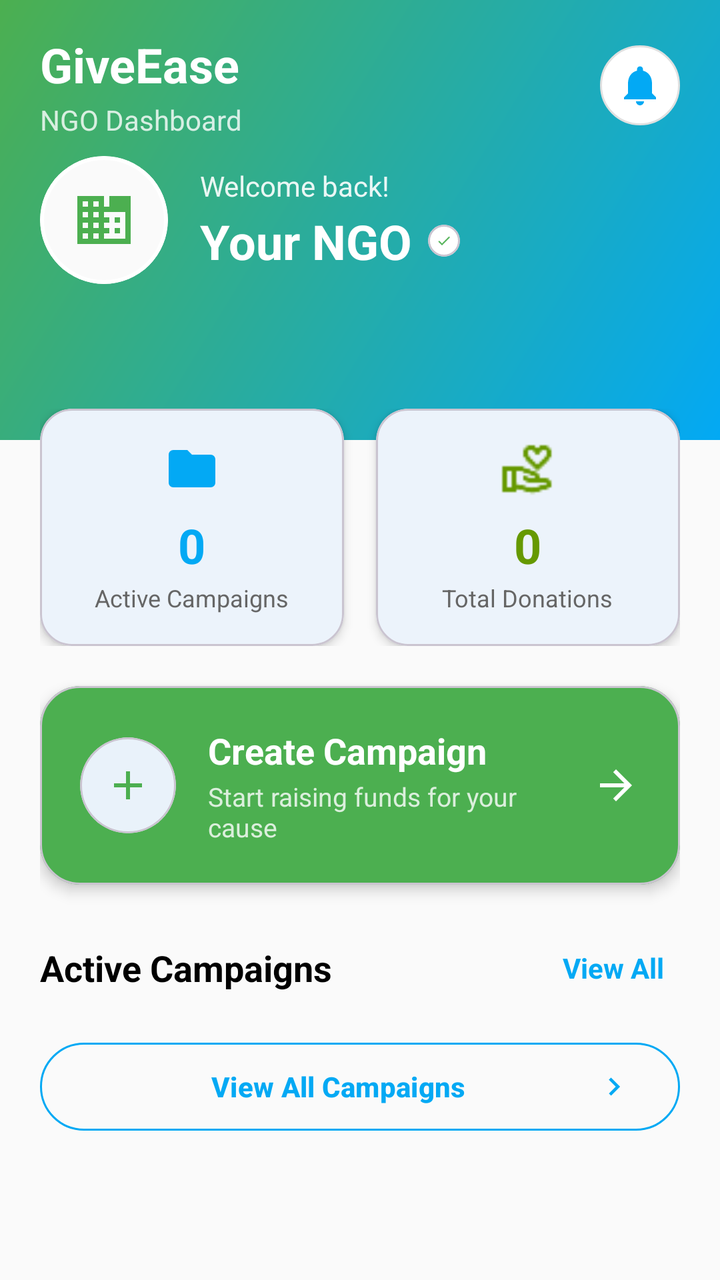
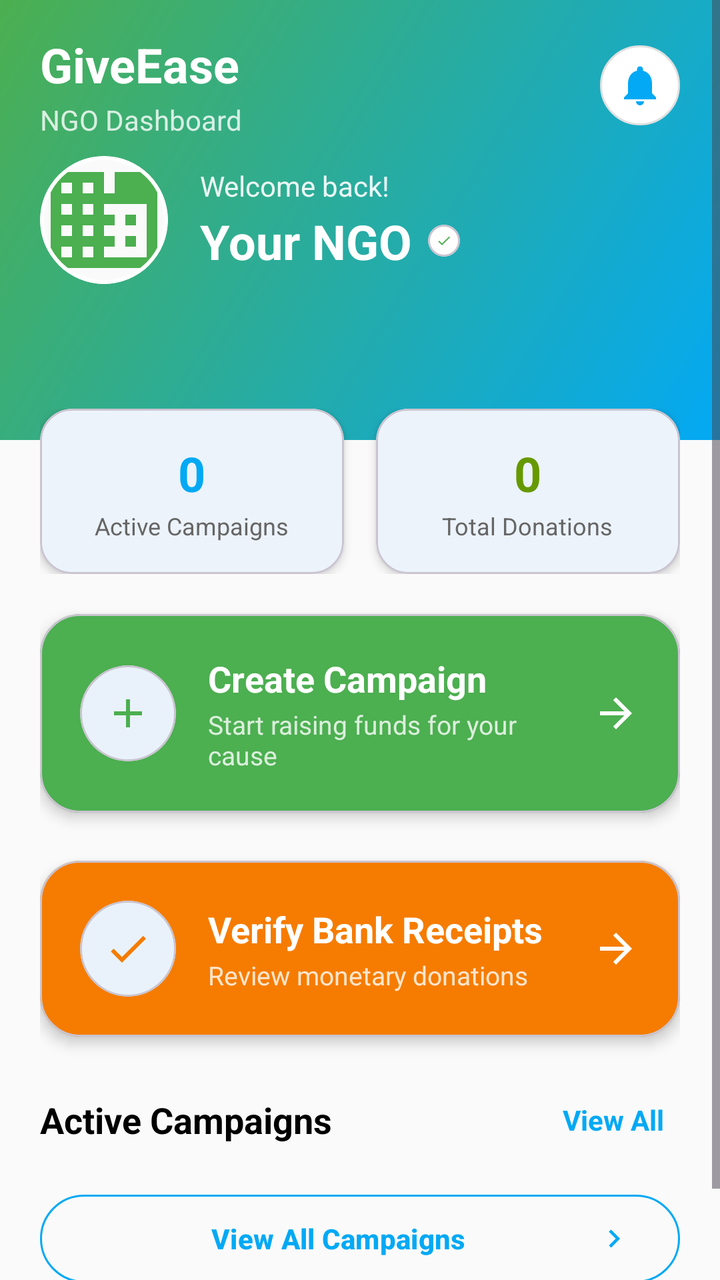

The first picture is an Android layout as it rendered before a commit; the second is the same layout after the commit. The layout source and the unified diff follow.
<!-- AndroidManifest.xml: application theme Theme.GiveEase -->
<!-- res/layout/fragment_ngo_home.xml -->
<?xml version="1.0" encoding="utf-8"?>
<ScrollView xmlns:android="http://schemas.android.com/apk/res/android"
    xmlns:app="http://schemas.android.com/apk/res-auto"
    android:id="@+id/scroll_view"
    android:layout_width="match_parent"
    android:layout_height="match_parent"
    android:background="@color/background"
    android:fillViewport="true">

    <LinearLayout
        android:layout_width="match_parent"
        android:layout_height="wrap_content"
        android:orientation="vertical">

        
        <RelativeLayout
            android:layout_width="match_parent"
            android:layout_height="220dp"
            android:background="@drawable/home_header_gradient">

            <LinearLayout
                android:layout_width="match_parent"
                android:layout_height="wrap_content"
                android:orientation="horizontal"
                android:gravity="center_vertical"
                android:paddingHorizontal="20dp"
                android:paddingTop="16dp"
                android:layout_alignParentTop="true">

                <LinearLayout
                    android:layout_width="0dp"
                    android:layout_weight="1"
                    android:layout_height="wrap_content"
                    android:orientation="vertical">

                    <TextView
                        android:id="@+id/tvAppTitle"
                        android:layout_width="wrap_content"
                        android:layout_height="wrap_content"
                        android:text="GiveEase"
                        android:textSize="24sp"
                        android:textStyle="bold"
                        android:textColor="@android:color/white" />

                    <TextView
                        android:layout_width="wrap_content"
                        android:layout_height="wrap_content"
                        android:text="NGO Dashboard"
                        android:textSize="14sp"
                        android:textColor="@android:color/white"
                        android:alpha="0.8"
                        android:layout_marginTop="2dp" />

                </LinearLayout>

                <ImageView
                    android:id="@+id/ivNotifications"
                    android:layout_width="40dp"
                    android:layout_height="40dp"
                    android:src="@drawable/ic_receive_notifications"
                    android:background="@drawable/circle_white_bg"
                    android:padding="8dp"
                    app:tint="@color/secondary" />
            </LinearLayout>

            
            <LinearLayout
                android:layout_width="match_parent"
                android:layout_height="wrap_content"
                android:orientation="horizontal"
                android:layout_centerInParent="true"
                android:paddingHorizontal="20dp"
                android:gravity="center_vertical"
                android:layout_marginTop="20dp">

                <com.google.android.material.card.MaterialCardView
                    android:layout_width="64dp"
                    android:layout_height="64dp"
                    app:cardCornerRadius="32dp"
                    app:cardElevation="0dp"
                    app:strokeWidth="2dp"
                    app:strokeColor="@android:color/white"
                    app:cardBackgroundColor="@color/background">

                    <ImageView
                        android:layout_width="32dp"
                        android:layout_height="32dp"
                        android:layout_gravity="center"
                        android:src="@drawable/ic_ngo"
                        app:tint="@color/primary" />
                </com.google.android.material.card.MaterialCardView>

                <LinearLayout
                    android:layout_width="0dp"
                    android:layout_weight="1"
                    android:layout_height="wrap_content"
                    android:orientation="vertical"
                    android:layout_marginStart="16dp">

                    <TextView
                        android:layout_width="wrap_content"
                        android:layout_height="wrap_content"
                        android:text="Welcome back!"
                        android:textSize="14sp"
                        android:textColor="@android:color/white"
                        android:alpha="0.9" />

                    <LinearLayout
                        android:layout_width="wrap_content"
                        android:layout_height="wrap_content"
                        android:orientation="horizontal"
                        android:gravity="center_vertical"
                        android:layout_marginTop="2dp">

                        <TextView
                            android:id="@+id/tvNgoName"
                            android:layout_width="wrap_content"
                            android:layout_height="wrap_content"
                            android:text="Your NGO"
                            android:textSize="24sp"
                            android:textStyle="bold"
                            android:textColor="@android:color/white" />

                        <com.google.android.material.card.MaterialCardView
                            android:layout_width="16dp"
                            android:layout_height="16dp"
                            app:cardCornerRadius="8dp"
                            app:cardBackgroundColor="@android:color/white"
                            android:layout_marginStart="8dp"
                            app:cardElevation="0dp">

                            <ImageView
                                android:layout_width="8dp"
                                android:layout_height="8dp"
                                android:layout_gravity="center"
                                android:src="@drawable/ic_verified"
                                app:tint="@color/primary" />
                        </com.google.android.material.card.MaterialCardView>
                    </LinearLayout>
                </LinearLayout>
            </LinearLayout>
        </RelativeLayout>

        
        <LinearLayout
            android:layout_width="match_parent"
            android:layout_height="wrap_content"
            android:orientation="vertical"
            android:padding="20dp"
            android:layout_marginTop="-36dp">

            
            <LinearLayout
                android:layout_width="match_parent"
                android:layout_height="wrap_content"
                android:orientation="horizontal"
                android:layout_marginBottom="20dp"
                android:weightSum="2">

                
                <com.google.android.material.card.MaterialCardView
                    android:layout_width="0dp"
                    android:layout_weight="1"
                    android:layout_height="match_parent"
                    app:cardCornerRadius="16dp"
                    app:cardElevation="3dp"
                    app:cardBackgroundColor="@android:color/white"
                    android:layout_marginEnd="8dp">

                    <LinearLayout
                        android:layout_width="match_parent"
                        android:layout_height="match_parent"
                        android:orientation="vertical"
                        android:padding="16dp"
                        android:gravity="center">

                        <ImageView
                            android:layout_width="28dp"
                            android:layout_height="28dp"
                            android:src="@drawable/ic_folder"
                            app:tint="@color/secondary"
                            android:layout_marginBottom="8dp" />

                        <TextView
                            android:id="@+id/tvActiveCampaigns"
                            android:layout_width="wrap_content"
                            android:layout_height="wrap_content"
                            android:text="0"
                            android:textSize="24sp"
                            android:textStyle="bold"
                            android:textColor="@color/secondary" />

                        <TextView
                            android:layout_width="wrap_content"
                            android:layout_height="wrap_content"
                            android:text="Active Campaigns"
                            android:textSize="12sp"
                            android:textColor="#666666"
                            android:layout_marginTop="2dp" />
                    </LinearLayout>
                </com.google.android.material.card.MaterialCardView>

                
                <com.google.android.material.card.MaterialCardView
                    android:layout_width="0dp"
                    android:layout_weight="1"
                    android:layout_height="match_parent"
                    app:cardCornerRadius="16dp"
                    app:cardElevation="3dp"
                    app:cardBackgroundColor="@android:color/white"
                    android:layout_marginStart="8dp">

                    <LinearLayout
                        android:layout_width="match_parent"
                        android:layout_height="match_parent"
                        android:orientation="vertical"
                        android:padding="16dp"
                        android:gravity="center">

                        <ImageView
                            android:layout_width="28dp"
                            android:layout_height="28dp"
                            android:src="@drawable/ic_donation"
                            app:tint="@android:color/holo_green_dark"
                            android:layout_marginBottom="8dp" />

                        <TextView
                            android:id="@+id/tvTotalDonations"
                            android:layout_width="wrap_content"
                            android:layout_height="wrap_content"
                            android:text="0"
                            android:textSize="24sp"
                            android:textStyle="bold"
                            android:textColor="@android:color/holo_green_dark" />

                        <TextView
                            android:layout_width="wrap_content"
                            android:layout_height="wrap_content"
                            android:text="Total Donations"
                            android:textSize="12sp"
                            android:textColor="#666666"
                            android:layout_marginTop="2dp" />
                    </LinearLayout>
                </com.google.android.material.card.MaterialCardView>
            </LinearLayout>

            
            <com.google.android.material.card.MaterialCardView
                android:id="@+id/btnCreateNewCampaign"
                android:layout_width="match_parent"
                android:layout_height="wrap_content"
                app:cardCornerRadius="20dp"
                app:cardElevation="4dp"
                android:layout_marginBottom="24dp"
                android:clickable="true"
                android:focusable="true"
                app:cardBackgroundColor="@color/primary">

                <LinearLayout
                    android:layout_width="match_parent"
                    android:layout_height="wrap_content"
                    android:orientation="horizontal"
                    android:padding="20dp"
                    android:gravity="center_vertical"
                    android:background="?android:attr/selectableItemBackground">

                    <com.google.android.material.card.MaterialCardView
                        android:layout_width="48dp"
                        android:layout_height="48dp"
                        app:cardCornerRadius="24dp"
                        app:cardElevation="0dp"
                        app:cardBackgroundColor="@android:color/white">

                        <ImageView
                            android:layout_width="24dp"
                            android:layout_height="24dp"
                            android:layout_gravity="center"
                            android:src="@drawable/ic_add_campaign"
                            app:tint="@color/primary" />
                    </com.google.android.material.card.MaterialCardView>

                    <LinearLayout
                        android:layout_width="0dp"
                        android:layout_weight="1"
                        android:layout_height="wrap_content"
                        android:orientation="vertical"
                        android:layout_marginStart="16dp">

                        <TextView
                            android:layout_width="wrap_content"
                            android:layout_height="wrap_content"
                            android:text="Create Campaign"
                            android:textSize="18sp"
                            android:textStyle="bold"
                            android:textColor="@android:color/white" />

                        <TextView
                            android:layout_width="wrap_content"
                            android:layout_height="wrap_content"
                            android:text="Start raising funds for your cause"
                            android:textSize="13sp"
                            android:textColor="@android:color/white"
                            android:alpha="0.8"
                            android:layout_marginTop="2dp" />
                    </LinearLayout>

                    <ImageView
                        android:layout_width="24dp"
                        android:layout_height="24dp"
                        android:src="@drawable/ic_arrow_forward"
                        app:tint="@android:color/white" />
                </LinearLayout>
            </com.google.android.material.card.MaterialCardView>

            
            <LinearLayout
                android:layout_width="match_parent"
                android:layout_height="wrap_content"
                android:orientation="horizontal"
                android:gravity="center_vertical"
                android:layout_marginBottom="16dp">

                <TextView
                    android:layout_width="0dp"
                    android:layout_weight="1"
                    android:layout_height="wrap_content"
                    android:text="Active Campaigns"
                    android:textSize="18sp"
                    android:textStyle="bold"
                    android:textColor="@android:color/black" />

                <TextView
                    android:id="@+id/tvViewAllCampaigns"
                    android:layout_width="wrap_content"
                    android:layout_height="wrap_content"
                    android:text="View All"
                    android:textSize="14sp"
                    android:textColor="@color/secondary"
                    android:textStyle="bold"
                    android:clickable="true"
                    android:focusable="true"
                    android:background="?attr/selectableItemBackground"
                    android:padding="8dp" />
            </LinearLayout>

            
            <com.google.android.material.card.MaterialCardView
                android:id="@+id/cardRecentCampaign"
                android:layout_width="match_parent"
                android:layout_height="wrap_content"
                app:cardCornerRadius="16dp"
                app:cardElevation="2dp"
                app:cardBackgroundColor="@android:color/white"
                android:layout_marginBottom="16dp"
                android:visibility="gone">

                <LinearLayout
                    android:layout_width="match_parent"
                    android:layout_height="wrap_content"
                    android:orientation="vertical"
                    android:padding="20dp">

                    <LinearLayout
                        android:layout_width="match_parent"
                        android:layout_height="wrap_content"
                        android:orientation="horizontal"
                        android:gravity="center_vertical"
                        android:layout_marginBottom="16dp">

                        <LinearLayout
                            android:layout_width="0dp"
                            android:layout_weight="1"
                            android:layout_height="wrap_content"
                            android:orientation="vertical">

                            <TextView
                                android:id="@+id/tvCampaignTitle"
                                android:layout_width="wrap_content"
                                android:layout_height="wrap_content"
                                android:text="Campaign Title"
                                android:textSize="16sp"
                                android:textStyle="bold"
                                android:textColor="@android:color/black" />

                            <TextView
                                android:id="@+id/tvCampaignDescription"
                                android:layout_width="wrap_content"
                                android:layout_height="wrap_content"
                                android:text="Campaign description"
                                android:textSize="14sp"
                                android:textColor="#666666"
                                android:layout_marginTop="4dp" />
                        </LinearLayout>

                        <com.google.android.material.card.MaterialCardView
                            android:id="@+id/cardCampaignStatus"
                            android:layout_width="wrap_content"
                            android:layout_height="wrap_content"
                            app:cardCornerRadius="12dp"
                            app:cardElevation="0dp"
                            app:cardBackgroundColor="#E8F5E9">

                            <TextView
                                android:id="@+id/tvCampaignStatus"
                                android:layout_width="wrap_content"
                                android:layout_height="wrap_content"
                                android:text="Active"
                                android:textSize="12sp"
                                android:textStyle="bold"
                                android:textColor="#2E7D32"
                                android:paddingHorizontal="12dp"
                                android:paddingVertical="6dp" />
                        </com.google.android.material.card.MaterialCardView>
                    </LinearLayout>

                    
                    <LinearLayout
                        android:layout_width="match_parent"
                        android:layout_height="wrap_content"
                        android:orientation="horizontal"
                        android:gravity="center_vertical"
                        android:layout_marginBottom="8dp">

                        <TextView
                            android:id="@+id/tvCampaignRaised"
                            android:layout_width="wrap_content"
                            android:layout_height="wrap_content"
                            android:text="0 Items"
                            android:textSize="18sp"
                            android:textStyle="bold"
                            android:textColor="@color/secondary" />

                        <TextView
                            android:id="@+id/tvCampaignTarget"
                            android:layout_width="wrap_content"
                            android:layout_height="wrap_content"
                            android:text=" of 0 Items"
                            android:textSize="14sp"
                            android:textColor="#999999" />

                        <View
                            android:layout_width="0dp"
                            android:layout_weight="1"
                            android:layout_height="1dp" />

                        <TextView
                            android:id="@+id/tvCampaignProgress"
                            android:layout_width="wrap_content"
                            android:layout_height="wrap_content"
                            android:text="0% complete"
                            android:textSize="12sp"
                            android:textStyle="bold"
                            android:textColor="@android:color/holo_green_dark" />
                    </LinearLayout>

                    
                    <ProgressBar
                        android:id="@+id/progressCampaign"
                        style="?android:attr/progressBarStyleHorizontal"
                        android:layout_width="match_parent"
                        android:layout_height="8dp"
                        android:progress="0"
                        android:progressDrawable="@drawable/rounded_progress_bar" />
                </LinearLayout>
            </com.google.android.material.card.MaterialCardView>

            
            <com.google.android.material.button.MaterialButton
                android:id="@+id/btnViewAllCampaigns"
                android:layout_width="match_parent"
                android:layout_height="52dp"
                android:layout_marginBottom="24dp"
                android:text="View All Campaigns"
                android:textSize="14sp"
                android:textStyle="bold"
                app:cornerRadius="26dp"
                style="@style/Widget.Material3.Button.OutlinedButton"
                app:strokeColor="@color/secondary"
                android:textColor="@color/secondary"
                app:icon="@drawable/ic_arrow_right"
                app:iconTint="@color/secondary"
                app:iconGravity="end" />

        </LinearLayout>
    </LinearLayout>
</ScrollView>
<!-- resources referenced by this layout -->
<resources>
  <color name="background">#FAFAFA</color>
  <color name="primary">#4CAF50</color>
  <color name="secondary">#03A9F4</color>
  <!-- drawable circle_white_bg (drawable) -->
  <shape xmlns:android="http://schemas.android.com/apk/res/android"
      android:shape="oval">
      <solid android:color="@android:color/white" />
      <stroke android:width="1dp" android:color="#E0E0E0" />
  </shape>
  <!-- drawable home_header_gradient (drawable) -->
  <shape xmlns:android="http://schemas.android.com/apk/res/android">
      <gradient
          android:angle="135"
          android:startColor="@color/secondary"
          android:endColor="@color/primary"
          android:type="linear" />
  </shape>
  <!-- drawable ic_add_campaign (drawable) -->
  <vector xmlns:android="http://schemas.android.com/apk/res/android"
      android:width="24dp"
      android:height="24dp"
      android:viewportWidth="24"
      android:viewportHeight="24">
      <path
          android:fillColor="#FF000000"
          android:pathData="M19,13h-6v6h-2v-6H5v-2h6V5h2v6h6v2z"/>
  </vector>
  <!-- drawable ic_arrow_forward (drawable) -->
  <vector xmlns:android="http://schemas.android.com/apk/res/android"
      android:width="24dp"
      android:height="24dp"
      android:viewportWidth="24"
      android:viewportHeight="24">
      <path
          android:fillColor="#FF000000"
          android:pathData="M12,4l-1.41,1.41L16.17,11H4v2h12.17l-5.58,5.59L12,20l8,-8z"/>
  </vector>
  <!-- drawable ic_arrow_right (drawable) -->
  <vector xmlns:android="http://schemas.android.com/apk/res/android"
      android:width="24dp"
      android:height="24dp"
      android:viewportWidth="24"
      android:viewportHeight="24">
      <path
          android:fillColor="#FF000000"
          android:pathData="M8.59,16.59L13.17,12L8.59,7.41L10,6l6,6l-6,6z"/>
  </vector>
  <!-- drawable ic_donation: png bitmap (drawable, 513 bytes) -->
  <!-- drawable ic_folder (drawable) -->
  <vector xmlns:android="http://schemas.android.com/apk/res/android"
      android:width="24dp"
      android:height="24dp"
      android:viewportWidth="24"
      android:viewportHeight="24">
      <path
          android:fillColor="#FF000000"
          android:pathData="M10,4H4c-1.1,0 -1.99,0.9 -1.99,2L2,18c0,1.1 0.9,2 2,2h16c1.1,0 2,-0.9 2,-2V8c0,-1.1 -0.9,-2 -2,-2h-8l-2,-2z"/>
  </vector>
  <!-- drawable ic_ngo (drawable) -->
  <vector xmlns:android="http://schemas.android.com/apk/res/android"
      android:width="24dp"
      android:height="24dp"
      android:viewportWidth="24"
      android:viewportHeight="24">
      <path
          android:fillColor="#FF000000"
          android:pathData="M12,7L12,3L2,3v18h20L22,3h-8v4h-2zM6,19L4,19v-2h2v2zM6,15L4,15v-2h2v2zM6,11L4,11L4,9h2v2zM6,7L4,7L4,5h2v2zM10,19L8,19v-2h2v2zM10,15L8,15v-2h2v2zM10,11L8,11L8,9h2v2zM10,7L8,7L8,5h2v2zM20,19h-8v-2h2v-2h-2v-2h2v-2h-2L12,9h8v10zM18,11h-2v2h2v-2zM18,15h-2v2h2v-2z"/>
  </vector>
  <!-- drawable ic_receive_notifications (drawable) -->
  <vector xmlns:android="http://schemas.android.com/apk/res/android"
      android:width="24dp"
      android:height="24dp"
      android:viewportWidth="24"
      android:viewportHeight="24">
      <path
          android:fillColor="#FF000000"
          android:pathData="M12,22c1.1,0 2,-0.9 2,-2h-4c0,1.1 0.89,2 2,2zM18,16v-5c0,-3.07 -1.64,-5.64 -4.5,-6.32V4c0,-0.83 -0.67,-1.5 -1.5,-1.5s-1.5,0.67 -1.5,1.5v0.68C7.63,5.36 6,7.92 6,11v5l-2,2v1h16v-1l-2,-2z"/>
  </vector>
  <!-- drawable ic_verified (drawable) -->
  <vector xmlns:android="http://schemas.android.com/apk/res/android"
      android:width="24dp"
      android:height="24dp"
      android:viewportWidth="24"
      android:viewportHeight="24">
      <path
          android:fillColor="#FFFFFF"
          android:pathData="M9,16.17L4.83,12l-1.42,1.41L9,19 21,7l-1.41,-1.41z"/>
  </vector>
  <color name="primary_blue">#1976D2</color>
  <color name="white">#FFFFFFFF</color>
  <color name="teal_200">#FF03DAC5</color>
  <color name="black">#FF000000</color>
  <color name="surface">#FFFFFF</color>
  <color name="onSurface">#212121</color>
  <color name="onBackground">#212121</color>
  <!-- unchanged entries left out for length: 2 -->
</resources>

<!-- the commit's change to res/layout/fragment_ngo_home.xml (unified diff, before → after) -->
@@ -83,9 +83,10 @@
                     app:cardBackgroundColor="@color/background">
 
                     <ImageView
-                        android:layout_width="32dp"
-                        android:layout_height="32dp"
-                        android:layout_gravity="center"
+                        android:id="@+id/ivNgoLogo"
+                        android:layout_width="match_parent"
+                        android:layout_height="match_parent"
+                        android:scaleType="centerCrop"
                         android:src="@drawable/ic_ngo"
                         app:tint="@color/primary" />
                 </com.google.android.material.card.MaterialCardView>
@@ -174,12 +175,7 @@
                         android:padding="16dp"
                         android:gravity="center">
 
-                        <ImageView
-                            android:layout_width="28dp"
-                            android:layout_height="28dp"
-                            android:src="@drawable/ic_folder"
-                            app:tint="@color/secondary"
-                            android:layout_marginBottom="8dp" />
+
 
                         <TextView
                             android:id="@+id/tvActiveCampaigns"
@@ -217,12 +213,7 @@
                         android:padding="16dp"
                         android:gravity="center">
 
-                        <ImageView
-                            android:layout_width="28dp"
-                            android:layout_height="28dp"
-                            android:src="@drawable/ic_donation"
-                            app:tint="@android:color/holo_green_dark"
-                            android:layout_marginBottom="8dp" />
+
 
                         <TextView
                             android:id="@+id/tvTotalDonations"
@@ -298,6 +289,74 @@
                             android:layout_width="wrap_content"
                             android:layout_height="wrap_content"
                             android:text="Start raising funds for your cause"
+                            android:textSize="13sp"
+                            android:textColor="@android:color/white"
+                            android:alpha="0.8"
+                            android:layout_marginTop="2dp" />
+                    </LinearLayout>
+
+                    <ImageView
+                        android:layout_width="24dp"
+                        android:layout_height="24dp"
+                        android:src="@drawable/ic_arrow_forward"
+                        app:tint="@android:color/white" />
+                </LinearLayout>
+            </com.google.android.material.card.MaterialCardView>
+
+            
+            <com.google.android.material.card.MaterialCardView
+                android:id="@+id/btnVerifyReceipts"
+                android:layout_width="match_parent"
+                android:layout_height="wrap_content"
+                app:cardCornerRadius="20dp"
+                app:cardElevation="4dp"
+                android:layout_marginBottom="24dp"
+                android:clickable="true"
+                android:focusable="true"
+                app:cardBackgroundColor="#F57C00">
+
+                <LinearLayout
+                    android:layout_width="match_parent"
+                    android:layout_height="wrap_content"
+                    android:orientation="horizontal"
+                    android:padding="20dp"
+                    android:gravity="center_vertical"
+                    android:background="?android:attr/selectableItemBackground">
+
+                    <com.google.android.material.card.MaterialCardView
+                        android:layout_width="48dp"
+                        android:layout_height="48dp"
+                        app:cardCornerRadius="24dp"
+                        app:cardElevation="0dp"
+                        app:cardBackgroundColor="@android:color/white">
+
+                        <ImageView
+                            android:layout_width="24dp"
+                            android:layout_height="24dp"
+                            android:layout_gravity="center"
+                            android:src="@drawable/ic_verified"
+                            app:tint="#F57C00" />
+                    </com.google.android.material.card.MaterialCardView>
+
+                    <LinearLayout
+                        android:layout_width="0dp"
+                        android:layout_weight="1"
+                        android:layout_height="wrap_content"
+                        android:orientation="vertical"
+                        android:layout_marginStart="16dp">
+
+                        <TextView
+                            android:layout_width="wrap_content"
+                            android:layout_height="wrap_content"
+                            android:text="Verify Bank Receipts"
+                            android:textSize="18sp"
+                            android:textStyle="bold"
+                            android:textColor="@android:color/white" />
+
+                        <TextView
+                            android:layout_width="wrap_content"
+                            android:layout_height="wrap_content"
+                            android:text="Review monetary donations"
                             android:textSize="13sp"
                             android:textColor="@android:color/white"
                             android:alpha="0.8"
<!-- resource entries referenced after the edit -->
@@ -47,17 +47,6 @@
           android:fillColor="#FF000000"
           android:pathData="M8.59,16.59L13.17,12L8.59,7.41L10,6l6,6l-6,6z"/>
   </vector>
-  <!-- drawable ic_donation: png bitmap (drawable, 513 bytes) -->
-  <!-- drawable ic_folder (drawable) -->
-  <vector xmlns:android="http://schemas.android.com/apk/res/android"
-      android:width="24dp"
-      android:height="24dp"
-      android:viewportWidth="24"
-      android:viewportHeight="24">
-      <path
-          android:fillColor="#FF000000"
-          android:pathData="M10,4H4c-1.1,0 -1.99,0.9 -1.99,2L2,18c0,1.1 0.9,2 2,2h16c1.1,0 2,-0.9 2,-2V8c0,-1.1 -0.9,-2 -2,-2h-8l-2,-2z"/>
-  </vector>
   <!-- drawable ic_ngo (drawable) -->
   <vector xmlns:android="http://schemas.android.com/apk/res/android"
       android:width="24dp"
